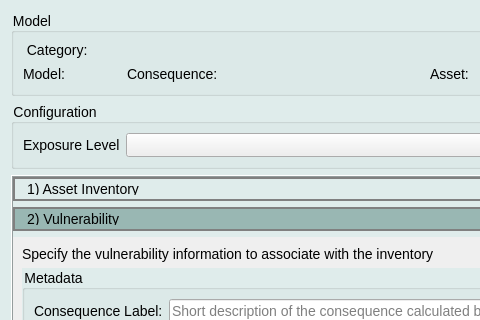
This is canflood2/canflood2_model_config.ui in cefect/CanFlood2 as Qt 5 draws it before an edit; both pictures show x 0 to 480 and y 0 to 320 of the 1000 by 1000 pixel window. The edited form follows.
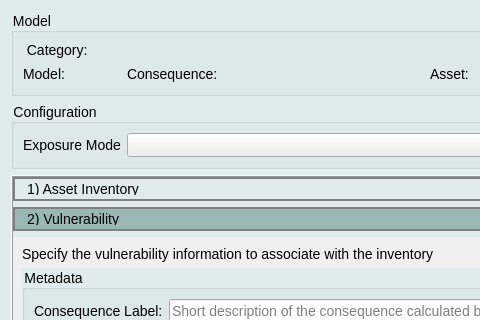
This is the edited form. The open tabs and pages were chosen to show the change. Icons and pictures are not drawn. Custom widgets are drawn as their Qt base class.

```diff
--- a/canflood2/canflood2_model_config.ui
+++ b/canflood2/canflood2_model_config.ui
@@ -341,7 +341,7 @@
            </sizepolicy>
           </property>
           <property name="text">
-           <string>Exposure Level</string>
+           <string>Exposure Mode</string>
           </property>
          </widget>
         </item>
```
Left out of the diff: 12 changed lines with no effect on the pictures.
